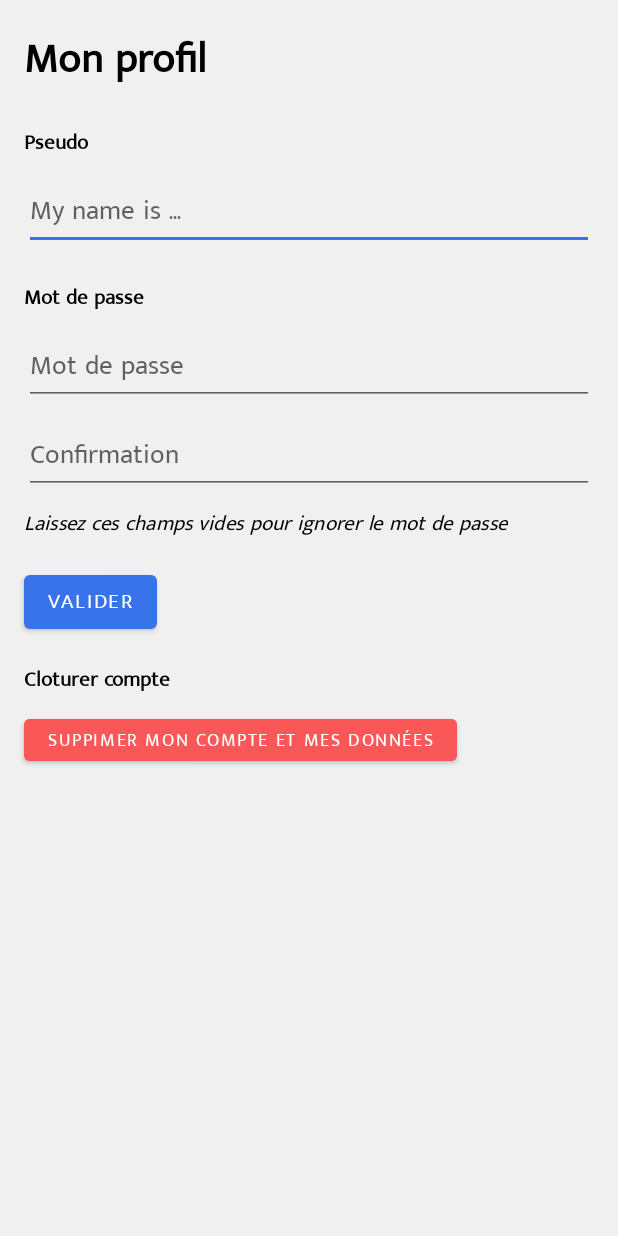
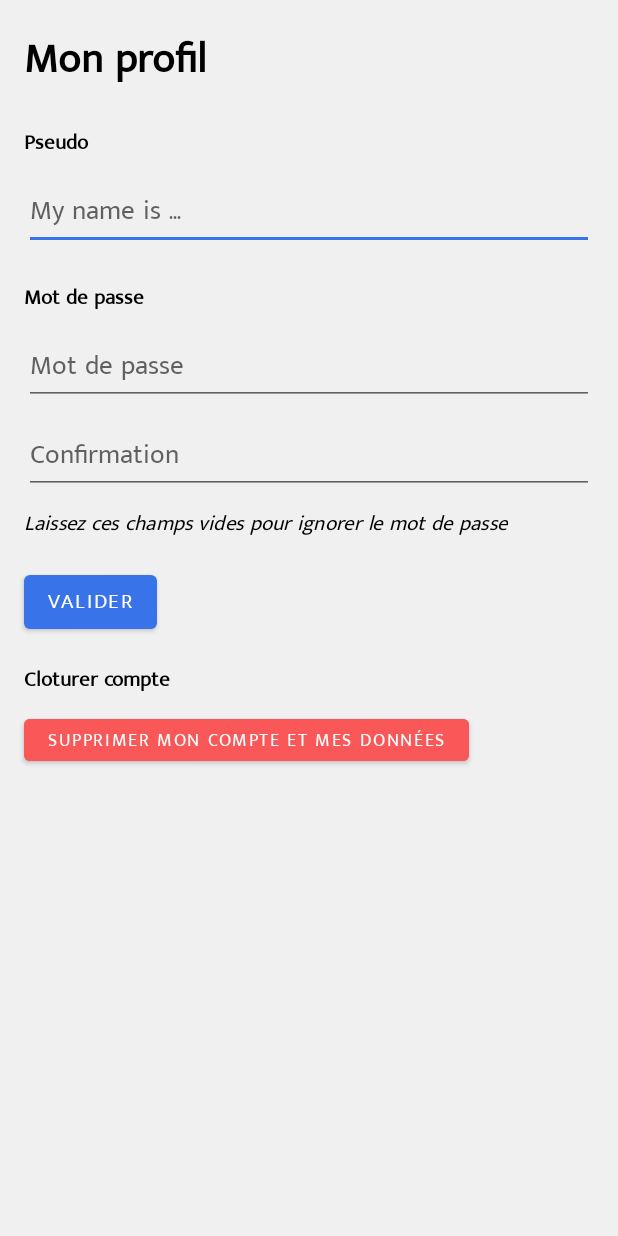
Before and after one commit to alexlabuz/picturehere_app, an Android app: the AccountActivity screen opened directly, with no data from a screen before it, on a phone screen of 412 x 824 dp. Run offline under Robolectric (Android 15) with nearby library versions, the phone set to English and light mode, and no system bars; 2 statements that could not run were skipped.

Commit message:
Quelques corrections

```diff
--- a/app/build.gradle
+++ b/app/build.gradle
@@ -36,7 +36,6 @@ android {
 }
 
 dependencies {
-
     implementation 'androidx.core:core-ktx:1.7.0'
     implementation 'androidx.appcompat:appcompat:1.4.1'
     implementation 'com.google.android.material:material:1.5.0'
--- a/app/src/main/java/com/example/picture_here_app/activity/activity/AppActivity.kt
+++ b/app/src/main/java/com/example/picture_here_app/activity/activity/AppActivity.kt
@@ -12,7 +12,6 @@ import android.os.Build
 import android.os.Bundle
 import android.view.MenuItem
 import android.view.View
-import android.widget.Toast
 import androidx.activity.result.contract.ActivityResultContracts
 import androidx.annotation.RequiresApi
 import androidx.appcompat.app.AppCompatActivity
@@ -194,7 +193,7 @@ class AppActivity : AppCompatActivity(), BottomNavigationView.OnNavigationItemSe
                 if(grantResults.isNotEmpty() && grantResults[0] == PackageManager.PERMISSION_GRANTED){
                     openFilePicker(null)
                 }else{
-                    Toast.makeText(this, "Permission de stockage non autorisé", Toast.LENGTH_SHORT).show()
+                    Snackbar.make(binding.frameLayoutApp, "Permission de stockage non autorisé", Snackbar.LENGTH_SHORT).show()
                 }
             }
         }
--- a/app/src/main/res/layout/activity_account.xml
+++ b/app/src/main/res/layout/activity_account.xml
@@ -120,7 +120,7 @@
             android:backgroundTint="@color/danger"
             android:textSize="12sp"
             android:onClick="clickDeleteProfil"
-            android:text="Suppimer mon compte et mes données"
+            android:text="Supprimer mon compte et mes données"
             app:layout_constraintStart_toStartOf="parent"
             app:layout_constraintTop_toBottomOf="@+id/textView15" />
 
--- a/app/src/main/res/layout/fragment_profil.xml
+++ b/app/src/main/res/layout/fragment_profil.xml
@@ -39,7 +39,7 @@
             android:id="@+id/profil_btn_logout"
             android:layout_width="wrap_content"
             android:layout_height="wrap_content"
-            android:layout_marginEnd="16dp"
+            android:layout_marginEnd="24dp"
             android:background="@null"
             app:layout_constraintBottom_toBottomOf="parent"
             app:layout_constraintEnd_toEndOf="parent"
@@ -52,7 +52,7 @@
             android:id="@+id/profil_btn_account"
             android:layout_width="wrap_content"
             android:layout_height="wrap_content"
-            android:layout_marginEnd="20dp"
+            android:layout_marginEnd="24dp"
             android:background="@null"
             app:layout_constraintBottom_toBottomOf="parent"
             app:layout_constraintEnd_toStartOf="@+id/profil_btn_logout"
--- a/app/src/main/res/values/themes.xml
+++ b/app/src/main/res/values/themes.xml
@@ -1,6 +1,6 @@
 <resources>
     <!-- Base application theme. -->
-    <style name="Theme.Picture_here_app" parent="Theme.MaterialComponents.DayNight.NoActionBar">
+    <style name="Theme.Picture_here_app" parent="Theme.MaterialComponents.Light.NoActionBar">
 
         <!-- Primary brand color. -->
         <item name="colorPrimary">@color/blue_here</item>
```
Also changed, not shown: app/src/main/AndroidManifest.xml (+6 -4 lines), 1 other file.
